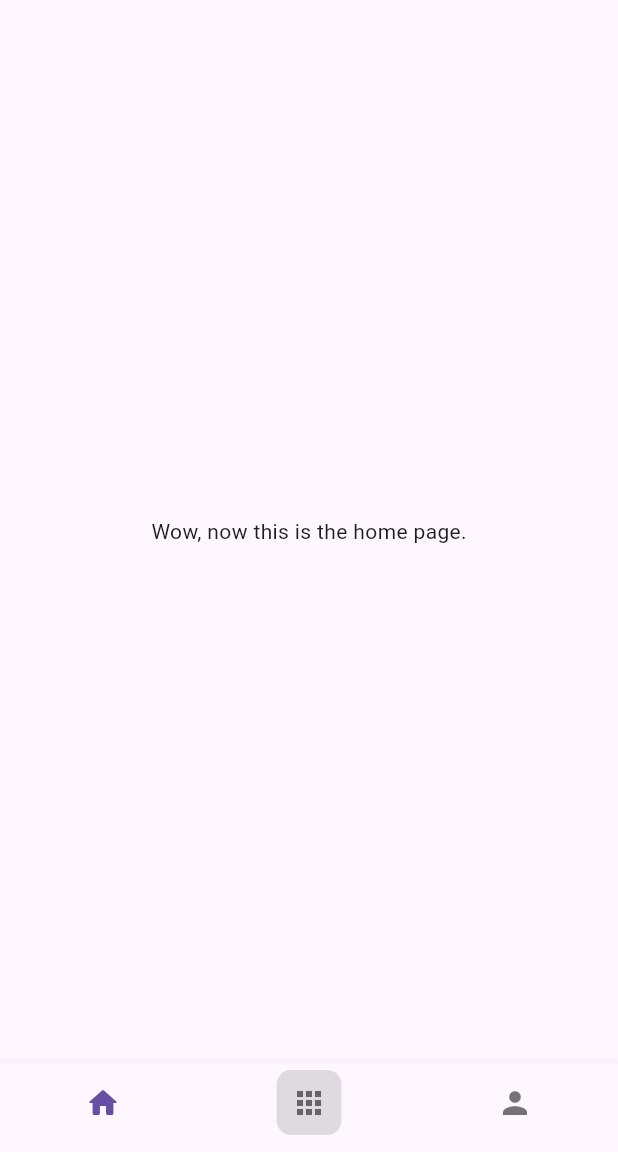
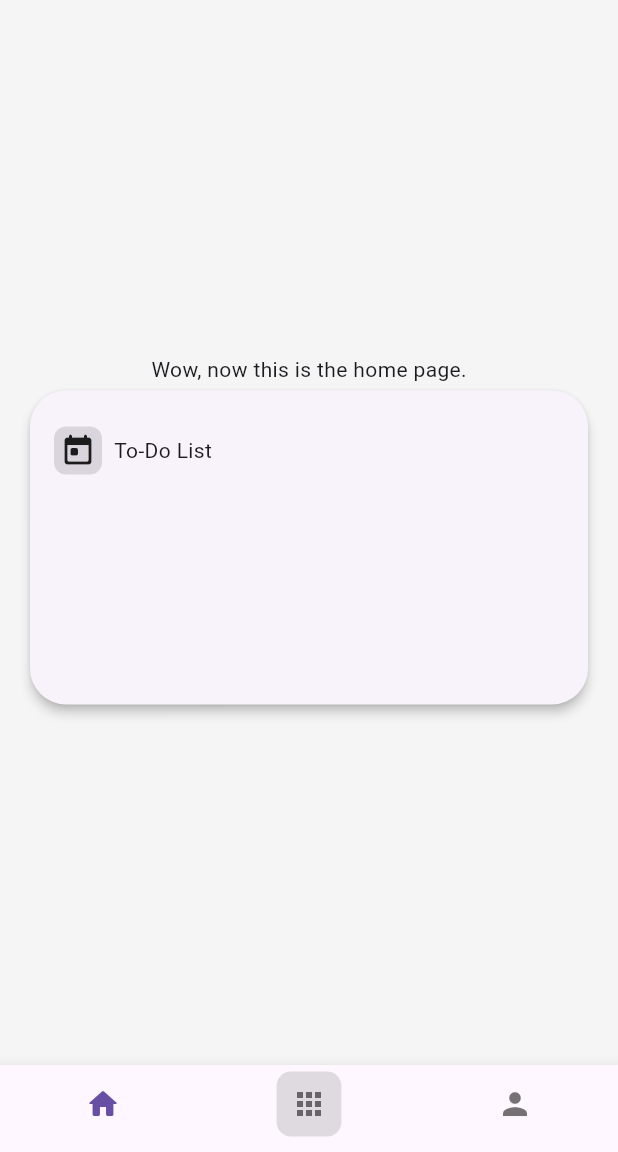
Before and after one commit to ryuujo1573/open-oa-covid, a Flutter app: the screen it shows after launch, on a phone screen of 412 x 824 dp, the part 84-1236 px from its top. Run offline on Flutter 3.47's test engine with Material 2 defaults, Android fonts, the phone set to English and light mode, and no system bars; our stand-ins replace dio; network calls fail.

Commit message:
a grind of sand

```diff
--- a/lib/main.dart
+++ b/lib/main.dart
@@ -1,9 +1,11 @@
+import 'package:dio/dio.dart';
 import 'package:flutter/material.dart';
 import 'package:open_pms_flutter/pages/home.dart';
 import 'package:open_pms_flutter/pages/personal.dart';
 import 'package:open_pms_flutter/pages/workbench.dart';
 
 void main() {
+  Dio().options.baseUrl = "http://127.0.0.1:8000/api/v1/pms";
   runApp(const MyApp());
 }
 
@@ -24,6 +26,14 @@
       theme: ThemeData(
         useMaterial3: true,
         primarySwatch: Colors.blue,
+        cardTheme: const CardTheme(
+          elevation: 3,
+          // color: Colors.white,
+          surfaceTintColor: Colors.white,
+          shape: RoundedRectangleBorder(
+            borderRadius: BorderRadius.all(Radius.circular(24)),
+          ),
+        ),
       ),
       home: StatefulBuilder(builder: (context, setState) {
         return Scaffold(
@@ -45,7 +55,7 @@
                 icon: Icon(
                   Icons.home_rounded,
                 ),
-                label: "",
+                label: "Home",
               ),
               BottomNavigationBarItem(
                 icon: Stack(
@@ -79,13 +89,13 @@
                     const Icon(Icons.apps),
                   ],
                 ),
-                label: "",
+                label: "Workbench",
               ),
               const BottomNavigationBarItem(
                 icon: Icon(
                   Icons.person,
                 ),
-                label: "",
+                label: "User",
               ),
             ],
             currentIndex: currentPage,
--- /dev/null
+++ b/lib/models/todo_info.dart
@@ -0,0 +1,13 @@
+class TodoInfo {
+  String todoId;
+  String todoType;
+  String? business;
+  String? description;
+
+  TodoInfo({
+    required this.todoId,
+    required this.todoType,
+    this.business,
+    this.description,
+  });
+}
--- a/lib/pages/home.dart
+++ b/lib/pages/home.dart
@@ -1,4 +1,7 @@
+import 'package:dio/dio.dart';
 import 'package:flutter/material.dart';
+import 'package:open_pms_flutter/models/todo_info.dart';
+import 'package:open_pms_flutter/widgets/home_widget.dart';
 
 class MyHomePage extends StatefulWidget {
   const MyHomePage({super.key});
@@ -8,14 +11,42 @@
 }
 
 class _MyHomePageState extends State<MyHomePage> {
+  late Future<List<TodoInfo>> _futureTodoInfos;
+
+  @override
+  void initState() {
+    super.initState();
+    var dio = Dio()..options.baseUrl = "http://127.0.0.1:8000/api/v1/pms";
+
+    _futureTodoInfos = dio.get<List<TodoInfo>>('/todo/all').then((value) {
+      if (value.statusCode == 200) {
+        print('API: 200 OK!');
+        return value.data!;
+      } else {
+        print('API: get nothing!');
+        return [];
+      }
+    });
+  }
+
   @override
   Widget build(BuildContext context) {
-    return Center(
+    return Container(
+      alignment: Alignment.center,
+      color: Colors.grey.shade100,
       child: Column(
         mainAxisAlignment: MainAxisAlignment.center,
-        children: <Widget>[
-          const Text(
+        children: const [
+          Text(
             'Wow, now this is the home page.',
+          ),
+          Padding(
+            padding: EdgeInsets.symmetric(horizontal: 16.0),
+            child: HomeWidget(
+              name: "To-Do List",
+              icon: Icon(Icons.today_rounded),
+              children: [],
+            ),
           ),
         ],
       ),
--- a/lib/pages/workbench.dart
+++ b/lib/pages/workbench.dart
@@ -11,7 +11,7 @@
   @override
   Widget build(BuildContext context) {
     return Container(
-      color: Colors.grey,
+      color: Colors.black12,
     );
   }
 }
--- /dev/null
+++ b/lib/widgets/home_widget.dart
@@ -0,0 +1,49 @@
+// ignore_for_file: prefer_const_constructors
+
+import 'package:flutter/material.dart';
+
+class HomeWidget extends StatelessWidget {
+  const HomeWidget(
+      {super.key,
+      required this.name,
+      required this.icon,
+      required this.children});
+
+  final String name;
+  final Widget icon;
+  final List<Widget> children;
+
+  @override
+  Widget build(BuildContext context) {
+    return Card(
+      child: AspectRatio(
+        aspectRatio: 16 / 9,
+        child: Column(children: [
+          Container(
+            padding: EdgeInsets.symmetric(
+              horizontal: 16,
+              vertical: 24,
+            ),
+            alignment: Alignment.centerLeft,
+            // color: Colors.black12,
+            child: Row(children: [
+              Padding(
+                padding: const EdgeInsets.only(right: 8.0),
+                child: Container(
+                  padding: EdgeInsets.all(4),
+                  decoration: BoxDecoration(
+                    borderRadius: BorderRadius.circular(8),
+                    color: Colors.black12,
+                  ),
+                  child: icon,
+                ),
+              ),
+              Text(name),
+            ]),
+          ),
+          ...children,
+        ]),
+      ),
+    );
+  }
+}
--- /dev/null
+++ b/lib/widgets/to_do_list_tile.dart
@@ -0,0 +1,22 @@
+import 'package:flutter/material.dart';
+import 'package:open_pms_flutter/models/todo_info.dart';
+
+class TodoListTile extends StatelessWidget {
+  const TodoListTile({
+    super.key,
+    required this.data,
+  });
+
+  final TodoInfo data;
+
+  @override
+  Widget build(BuildContext context) {
+    return Container(
+      padding: const EdgeInsets.symmetric(
+        horizontal: 16,
+        vertical: 24,
+      ),
+      child: Text(data.description ?? data.todoType),
+    );
+  }
+}
--- a/pubspec.yaml
+++ b/pubspec.yaml
@@ -20,7 +20,7 @@
 version: 1.0.0+1
 
 environment:
-  sdk: '>=2.18.0 <3.0.0'
+  sdk: '>=2.17.0 <3.0.0'
 
 # Dependencies specify other packages that your package needs in order to work.
 # To automatically upgrade your package dependencies to the latest versions
@@ -32,10 +32,10 @@
   flutter:
     sdk: flutter
 
-
   # The following adds the Cupertino Icons font to your application.
   # Use with the CupertinoIcons class for iOS style icons.
   cupertino_icons: ^1.0.2
+  dio: ^4.0.6
 
 dev_dependencies:
   flutter_test:
```
Also changed, not shown: pubspec.lock, 1 other file.
